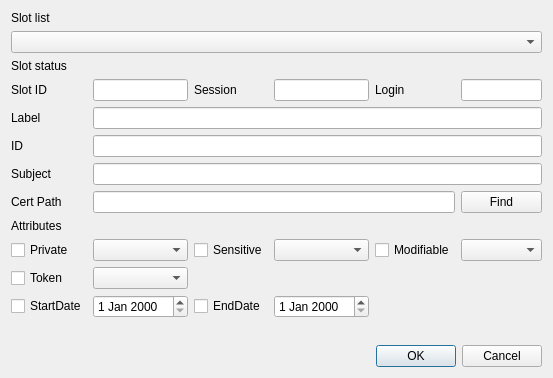
Old version of the form CryptokiMan/import_cert_dlg.ui in the repository jykim74/CryptokiMan.
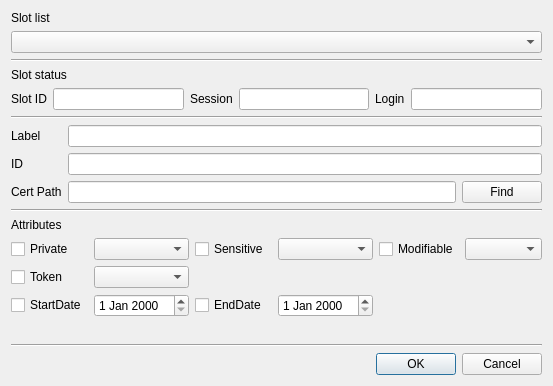
New version of the form.

What changed in the file:
```diff
--- a/CryptokiMan/import_cert_dlg.ui
+++ b/CryptokiMan/import_cert_dlg.ui
@@ -7,54 +7,201 @@
     <x>0</x>
     <y>0</y>
     <width>553</width>
-    <height>378</height>
+    <height>386</height>
    </rect>
   </property>
   <property name="windowTitle">
    <string>Import certificate</string>
   </property>
-  <layout class="QGridLayout" name="gridLayout">
-   <item row="4" column="0">
-    <widget class="QLabel" name="label_4">
+  <layout class="QVBoxLayout" name="verticalLayout">
+   <item>
+    <widget class="QLabel" name="label">
      <property name="text">
-      <string>Label</string>
+      <string>Slot list</string>
      </property>
     </widget>
    </item>
-   <item row="9" column="3">
-    <widget class="QComboBox" name="mSensitiveCombo"/>
+   <item>
+    <widget class="QComboBox" name="mSlotsCombo"/>
    </item>
-   <item row="10" column="0">
-    <widget class="QCheckBox" name="mTokenCheck">
+   <item>
+    <widget class="Line" name="line">
+     <property name="orientation">
+      <enum>Qt::Horizontal</enum>
+     </property>
+    </widget>
+   </item>
+   <item>
+    <widget class="QLabel" name="label_2">
      <property name="text">
-      <string notr="true">Token</string>
+      <string>Slot status</string>
      </property>
     </widget>
    </item>
-   <item row="3" column="3">
-    <widget class="QLineEdit" name="mSessionText"/>
+   <item>
+    <layout class="QGridLayout" name="gridLayout">
+     <property name="topMargin">
+      <number>0</number>
+     </property>
+     <item row="0" column="0">
+      <widget class="QLabel" name="label_3">
+       <property name="text">
+        <string>Slot ID</string>
+       </property>
+      </widget>
+     </item>
+     <item row="0" column="4">
+      <widget class="QLabel" name="label_9">
+       <property name="text">
+        <string>Login</string>
+       </property>
+      </widget>
+     </item>
+     <item row="0" column="3">
+      <widget class="QLineEdit" name="mSessionText"/>
+     </item>
+     <item row="0" column="2">
+      <widget class="QLabel" name="label_8">
+       <property name="text">
+        <string>Session</string>
+       </property>
+      </widget>
+     </item>
+     <item row="0" column="1">
+      <widget class="QLineEdit" name="mSlotIDText"/>
+     </item>
+     <item row="0" column="5">
+      <widget class="QLineEdit" name="mLoginText"/>
+     </item>
+    </layout>
    </item>
-   <item row="3" column="4">
-    <widget class="QLabel" name="label_9">
-     <property name="text">
-      <string>Login</string>
+   <item>
+    <widget class="Line" name="line_2">
+     <property name="orientation">
+      <enum>Qt::Horizontal</enum>
      </property>
     </widget>
    </item>
-   <item row="7" column="1" colspan="4">
-    <widget class="QLineEdit" name="mCertPathText"/>
+   <item>
+    <layout class="QGridLayout" name="gridLayout_2">
+     <item row="1" column="0">
+      <widget class="QLabel" name="label_5">
+       <property name="text">
+        <string>ID</string>
+       </property>
+      </widget>
+     </item>
+     <item row="2" column="1">
+      <widget class="QLineEdit" name="mCertPathText"/>
+     </item>
+     <item row="0" column="0">
+      <widget class="QLabel" name="label_4">
+       <property name="text">
+        <string>Label</string>
+       </property>
+      </widget>
+     </item>
+     <item row="2" column="0">
+      <widget class="QLabel" name="label_6">
+       <property name="text">
+        <string>Cert Path</string>
+       </property>
+      </widget>
+     </item>
+     <item row="2" column="2">
+      <widget class="QPushButton" name="mFindBtn">
+       <property name="text">
+        <string>Find</string>
+       </property>
+      </widget>
+     </item>
+     <item row="1" column="1" colspan="2">
+      <widget class="QLineEdit" name="mIDText"/>
+     </item>
+     <item row="0" column="1" colspan="2">
+      <widget class="QLineEdit" name="mLabelText"/>
+     </item>
+    </layout>
    </item>
-   <item row="8" column="0">
+   <item>
+    <widget class="Line" name="line_3">
+     <property name="orientation">
+      <enum>Qt::Horizontal</enum>
+     </property>
+    </widget>
+   </item>
+   <item>
     <widget class="QLabel" name="label_7">
      <property name="text">
       <string>Attributes</string>
      </property>
     </widget>
    </item>
-   <item row="5" column="1" colspan="5">
-    <widget class="QLineEdit" name="mIDText"/>
+   <item>
+    <layout class="QGridLayout" name="gridLayout_3">
+     <item row="0" column="1">
+      <widget class="QComboBox" name="mPrivateCombo"/>
+     </item>
+     <item row="0" column="4">
+      <widget class="QCheckBox" name="mModifiableCheck">
+       <property name="text">
+        <string notr="true">Modifiable</string>
+       </property>
+      </widget>
+     </item>
+     <item row="0" column="0">
+      <widget class="QCheckBox" name="mPrivateCheck">
+       <property name="text">
+        <string notr="true">Private</string>
+       </property>
+      </widget>
+     </item>
+     <item row="0" column="3">
+      <widget class="QComboBox" name="mSensitiveCombo"/>
+     </item>
+     <item row="0" column="2">
+      <widget class="QCheckBox" name="mSensitiveCheck">
+       <property name="text">
+        <string notr="true">Sensitive</string>
+       </property>
+      </widget>
+     </item>
+     <item row="1" column="1">
+      <widget class="QComboBox" name="mTokenCombo"/>
+     </item>
+     <item row="0" column="5">
+      <widget class="QComboBox" name="mModifiableCombo"/>
+     </item>
+     <item row="1" column="0">
+      <widget class="QCheckBox" name="mTokenCheck">
+       <property name="text">
+        <string notr="true">Token</string>
+       </property>
+      </widget>
+     </item>
+     <item row="2" column="0">
+      <widget class="QCheckBox" name="mStartDateCheck">
+       <property name="text">
+        <string>StartDate</string>
+       </property>
+      </widget>
+     </item>
+     <item row="2" column="1">
+      <widget class="QDateEdit" name="mStartDateEdit"/>
+     </item>
+     <item row="2" column="2">
+      <widget class="QCheckBox" name="mEndDateCheck">
+       <property name="text">
+        <string>EndDate</string>
+       </property>
+      </widget>
+     </item>
+     <item row="2" column="3">
+      <widget class="QDateEdit" name="mEndDateEdit"/>
+     </item>
+    </layout>
    </item>
-   <item row="12" column="1">
+   <item>
     <spacer name="verticalSpacer">
      <property name="orientation">
       <enum>Qt::Vertical</enum>
@@ -67,35 +214,14 @@
      </property>
     </spacer>
    </item>
-   <item row="6" column="0">
-    <widget class="QLabel" name="label_10">
-     <property name="text">
-      <string>Subject</string>
+   <item>
+    <widget class="Line" name="line_4">
+     <property name="orientation">
+      <enum>Qt::Horizontal</enum>
      </property>
     </widget>
    </item>
-   <item row="2" column="0">
-    <widget class="QLabel" name="label_2">
-     <property name="text">
-      <string>Slot status</string>
-     </property>
-    </widget>
-   </item>
-   <item row="7" column="0">
-    <widget class="QLabel" name="label_6">
-     <property name="text">
-      <string>Cert Path</string>
-     </property>
-    </widget>
-   </item>
-   <item row="9" column="4">
-    <widget class="QCheckBox" name="mModifiableCheck">
-     <property name="text">
-      <string notr="true">Modifiable</string>
-     </property>
-    </widget>
-   </item>
-   <item row="13" column="3" colspan="3">
+   <item>
     <widget class="QDialogButtonBox" name="buttonBox">
      <property name="orientation">
       <enum>Qt::Horizontal</enum>
@@ -105,99 +231,6 @@
      </property>
     </widget>
    </item>
-   <item row="3" column="0">
-    <widget class="QLabel" name="label_3">
-     <property name="text">
-      <string>Slot ID</string>
-     </property>
-    </widget>
-   </item>
-   <item row="3" column="2">
-    <widget class="QLabel" name="label_8">
-     <property name="text">
-      <string>Session</string>
-     </property>
-    </widget>
-   </item>
-   <item row="1" column="0" colspan="6">
-    <widget class="QComboBox" name="mSlotsCombo"/>
-   </item>
-   <item row="3" column="5">
-    <widget class="QLineEdit" name="mLoginText"/>
-   </item>
-   <item row="9" column="2">
-    <widget class="QCheckBox" name="mSensitiveCheck">
-     <property name="text">
-      <string notr="true">Sensitive</string>
-     </property>
-    </widget>
-   </item>
-   <item row="3" column="1">
-    <widget class="QLineEdit" name="mSlotIDText"/>
-   </item>
-   <item row="7" column="5">
-    <widget class="QPushButton" name="mFindBtn">
-     <property name="text">
-      <string>Find</string>
-     </property>
-    </widget>
-   </item>
-   <item row="0" column="0">
-    <widget class="QLabel" name="label">
-     <property name="text">
-      <string>Slot list</string>
-     </property>
-    </widget>
-   </item>
-   <item row="9" column="5">
-    <widget class="QComboBox" name="mModifiableCombo"/>
-   </item>
-   <item row="10" column="1">
-    <widget class="QComboBox" name="mTokenCombo"/>
-   </item>
-   <item row="9" column="1">
-    <widget class="QComboBox" name="mPrivateCombo"/>
-   </item>
-   <item row="5" column="0">
-    <widget class="QLabel" name="label_5">
-     <property name="text">
-      <string>ID</string>
-     </property>
-    </widget>
-   </item>
-   <item row="4" column="1" colspan="5">
-    <widget class="QLineEdit" name="mLabelText"/>
-   </item>
-   <item row="9" column="0">
-    <widget class="QCheckBox" name="mPrivateCheck">
-     <property name="text">
-      <string notr="true">Private</string>
-     </property>
-    </widget>
-   </item>
-   <item row="6" column="1" colspan="5">
-    <widget class="QLineEdit" name="mSubjectText"/>
-   </item>
-   <item row="11" column="0">
-    <widget class="QCheckBox" name="mStartDateCheck">
-     <property name="text">
-      <string>StartDate</string>
-     </property>
-    </widget>
-   </item>
-   <item row="11" column="2">
-    <widget class="QCheckBox" name="mEndDateCheck">
-     <property name="text">
-      <string>EndDate</string>
-     </property>
-    </widget>
-   </item>
-   <item row="11" column="1">
-    <widget class="QDateEdit" name="mStartDateEdit"/>
-   </item>
-   <item row="11" column="3">
-    <widget class="QDateEdit" name="mEndDateEdit"/>
-   </item>
   </layout>
  </widget>
  <tabstops>
```
Left out of the diff: 20 changed lines with no effect on the pictures.
